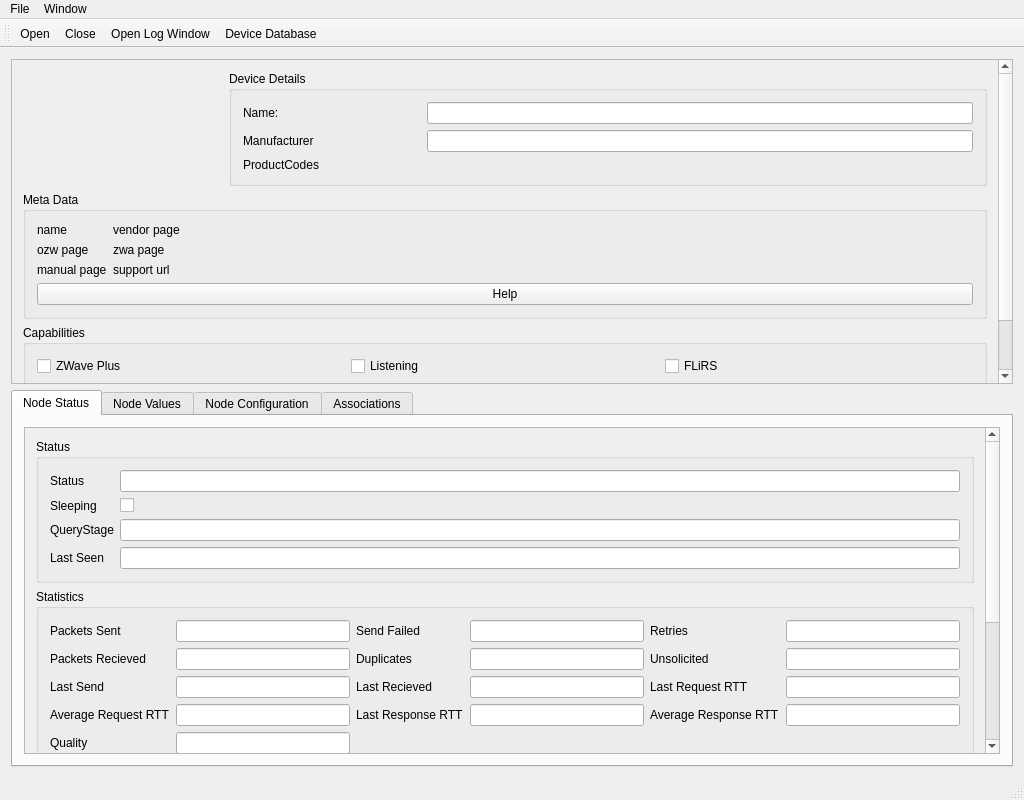
Old version of the form ozwadmin-main/mainwindow.ui in the repository OpenZWave/ozw-admin.
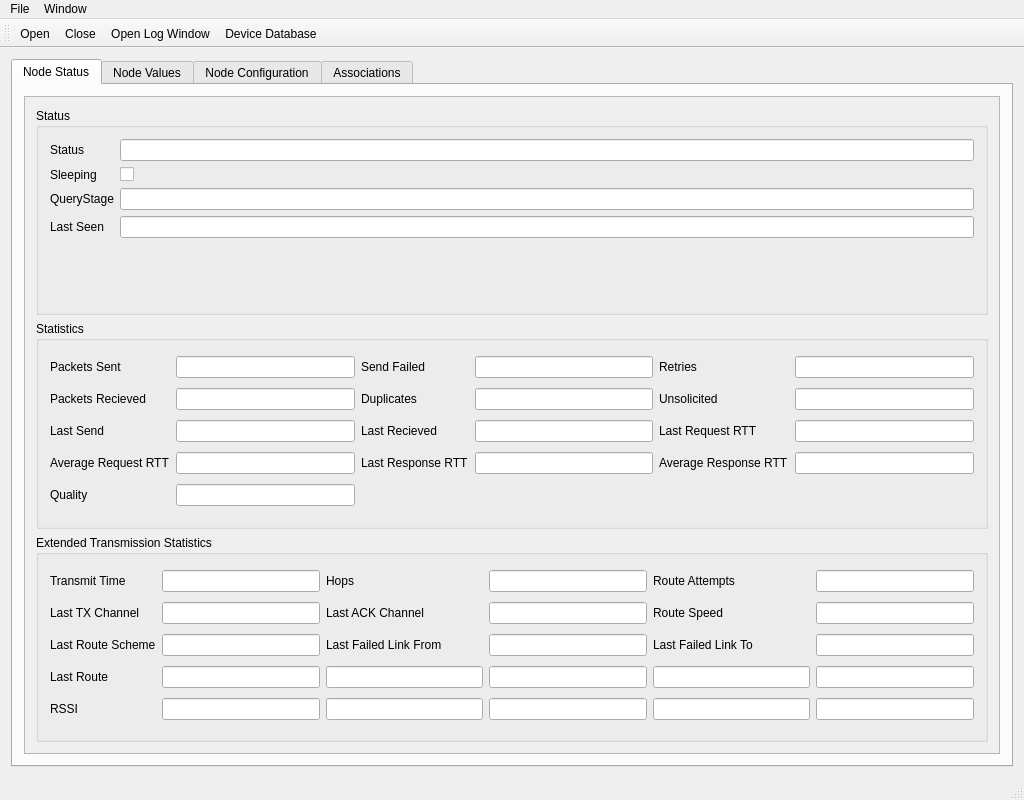
New version of the form. Icons and pictures are not drawn.

Commit message: Looks like crap, but this is WIP for our Docking Widget

```diff
--- a/ozwadmin-main/mainwindow.ui
+++ b/ozwadmin-main/mainwindow.ui
@@ -22,271 +22,7 @@
    </property>
    <layout class="QVBoxLayout" name="verticalLayout">
     <item>
-     <layout class="QHBoxLayout" name="horizontalLayout_2">
-      <item>
-       <widget class="QScrollArea" name="scrollArea">
-        <property name="widgetResizable">
-         <bool>true</bool>
-        </property>
-        <widget class="QWidget" name="scrollAreaWidgetContents">
-         <property name="geometry">
-          <rect>
-           <x>0</x>
-           <y>0</y>
-           <width>985</width>
-           <height>401</height>
-          </rect>
-         </property>
-         <layout class="QVBoxLayout" name="verticalLayout_3">
-          <item>
-           <layout class="QHBoxLayout" name="horizontalLayout_4">
-            <item>
-             <widget class="QLabel" name="md_pic">
-              <property name="maximumSize">
-               <size>
-                <width>200</width>
-                <height>200</height>
-               </size>
-              </property>
-              <property name="text">
-               <string/>
-              </property>
-              <property name="pixmap">
-               <pixmap>../../open-zwave/config/images/zwave.me/zme_raz5.png</pixmap>
-              </property>
-             </widget>
-            </item>
-            <item>
-             <widget class="QGroupBox" name="groupBox">
-              <property name="title">
-               <string>Device Details</string>
-              </property>
-              <layout class="QGridLayout" name="gridLayout_3">
-               <item row="1" column="1" colspan="3">
-                <widget class="QLineEdit" name="dd_manufacturer">
-                 <property name="readOnly">
-                  <bool>true</bool>
-                 </property>
-                </widget>
-               </item>
-               <item row="2" column="3">
-                <widget class="QLabel" name="dd_prodtype">
-                 <property name="text">
-                  <string/>
-                 </property>
-                </widget>
-               </item>
-               <item row="2" column="2">
-                <widget class="QLabel" name="dd_prodid">
-                 <property name="text">
-                  <string/>
-                 </property>
-                </widget>
-               </item>
-               <item row="2" column="1">
-                <widget class="QLabel" name="dd_manid">
-                 <property name="text">
-                  <string/>
-                 </property>
-                </widget>
-               </item>
-               <item row="0" column="1" colspan="3">
-                <widget class="QLineEdit" name="dd_name">
-                 <property name="readOnly">
-                  <bool>true</bool>
-                 </property>
-                </widget>
-               </item>
-               <item row="0" column="0">
-                <widget class="QLabel" name="label">
-                 <property name="text">
-                  <string>Name:</string>
-                 </property>
-                </widget>
-               </item>
-               <item row="1" column="0">
-                <widget class="QLabel" name="label_3">
-                 <property name="text">
-                  <string>Manufacturer</string>
-                 </property>
-                </widget>
-               </item>
-               <item row="2" column="0">
-                <widget class="QLabel" name="label_4">
-                 <property name="text">
-                  <string>ProductCodes</string>
-                 </property>
-                </widget>
-               </item>
-              </layout>
-             </widget>
-            </item>
-           </layout>
-          </item>
-          <item>
-           <widget class="QGroupBox" name="groupBox_6">
-            <property name="title">
-             <string>Meta Data</string>
-            </property>
-            <layout class="QFormLayout" name="formLayout_4">
-             <item row="1" column="0">
-              <widget class="QLabel" name="md_ozwinfo">
-               <property name="text">
-                <string>ozw page</string>
-               </property>
-               <property name="openExternalLinks">
-                <bool>true</bool>
-               </property>
-               <property name="textInteractionFlags">
-                <set>Qt::TextBrowserInteraction</set>
-               </property>
-              </widget>
-             </item>
-             <item row="1" column="1">
-              <widget class="QLabel" name="md_zwainfo">
-               <property name="text">
-                <string>zwa page</string>
-               </property>
-               <property name="openExternalLinks">
-                <bool>true</bool>
-               </property>
-               <property name="textInteractionFlags">
-                <set>Qt::TextBrowserInteraction</set>
-               </property>
-              </widget>
-             </item>
-             <item row="4" column="0">
-              <widget class="QLabel" name="md_manual">
-               <property name="text">
-                <string>manual page</string>
-               </property>
-               <property name="openExternalLinks">
-                <bool>true</bool>
-               </property>
-               <property name="textInteractionFlags">
-                <set>Qt::TextBrowserInteraction</set>
-               </property>
-              </widget>
-             </item>
-             <item row="4" column="1">
-              <widget class="QLabel" name="md_prodpage">
-               <property name="text">
-                <string>support url</string>
-               </property>
-               <property name="openExternalLinks">
-                <bool>true</bool>
-               </property>
-               <property name="textInteractionFlags">
-                <set>Qt::TextBrowserInteraction</set>
-               </property>
-              </widget>
-             </item>
-             <item row="0" column="0">
-              <widget class="QLabel" name="md_name">
-               <property name="text">
-                <string>name</string>
-               </property>
-              </widget>
-             </item>
-             <item row="0" column="1">
-              <widget class="QLabel" name="md_producturl">
-               <property name="text">
-                <string>vendor page</string>
-               </property>
-               <property name="openExternalLinks">
-                <bool>true</bool>
-               </property>
-               <property name="textInteractionFlags">
-                <set>Qt::LinksAccessibleByMouse|Qt::TextEditable|Qt::TextEditorInteraction|Qt::TextSelectableByKeyboard|Qt::TextSelectableByMouse</set>
-               </property>
-              </widget>
-             </item>
-             <item row="5" column="0" colspan="2">
-              <widget class="QPushButton" name="md_helpwindow">
-               <property name="text">
-                <string>Help</string>
-               </property>
-              </widget>
-             </item>
-            </layout>
-           </widget>
-          </item>
-          <item>
-           <widget class="QGroupBox" name="groupBox_2">
-            <property name="title">
-             <string>Capabilities</string>
-            </property>
-            <layout class="QGridLayout" name="gridLayout">
-             <item row="1" column="2">
-              <widget class="QCheckBox" name="ni_security">
-               <property name="text">
-                <string>Security</string>
-               </property>
-              </widget>
-             </item>
-             <item row="0" column="0">
-              <widget class="QCheckBox" name="ni_zwplus">
-               <property name="enabled">
-                <bool>true</bool>
-               </property>
-               <property name="text">
-                <string>ZWave Plus</string>
-               </property>
-               <property name="checkable">
-                <bool>true</bool>
-               </property>
-              </widget>
-             </item>
-             <item row="2" column="0">
-              <widget class="QLabel" name="label_23">
-               <property name="text">
-                <string>Baud Rate:</string>
-               </property>
-              </widget>
-             </item>
-             <item row="0" column="2">
-              <widget class="QCheckBox" name="ni_flirs">
-               <property name="text">
-                <string>FLiRS</string>
-               </property>
-              </widget>
-             </item>
-             <item row="0" column="1">
-              <widget class="QCheckBox" name="ni_listen">
-               <property name="text">
-                <string>Listening</string>
-               </property>
-              </widget>
-             </item>
-             <item row="1" column="0">
-              <widget class="QCheckBox" name="ni_beaming">
-               <property name="text">
-                <string>Beaming</string>
-               </property>
-              </widget>
-             </item>
-             <item row="1" column="1">
-              <widget class="QCheckBox" name="ni_routing">
-               <property name="text">
-                <string>Routing</string>
-               </property>
-              </widget>
-             </item>
-             <item row="2" column="1">
-              <widget class="QLabel" name="ni_baud">
-               <property name="text">
-                <string/>
-               </property>
-              </widget>
-             </item>
-            </layout>
-           </widget>
-          </item>
-         </layout>
-        </widget>
-       </widget>
-      </item>
-     </layout>
+     <layout class="QHBoxLayout" name="horizontalLayout_2"/>
     </item>
     <item>
      <widget class="QTabWidget" name="NodePane">
@@ -308,8 +44,8 @@
             <rect>
              <x>0</x>
              <y>0</y>
-             <width>963</width>
-             <height>474</height>
+             <width>980</width>
+             <height>664</height>
             </rect>
            </property>
            <layout class="QVBoxLayout" name="verticalLayout_5">
```
Left out of the diff: 8 changed lines with no effect on the pictures. The commit also changes 5 other files.
